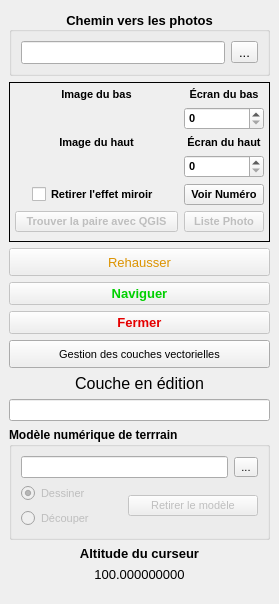
The window that src/ui-optionWindow.ui (Direction-des-inventaires-forestiers/StereoPhoto) describes before a commit, drawn with Qt 5.
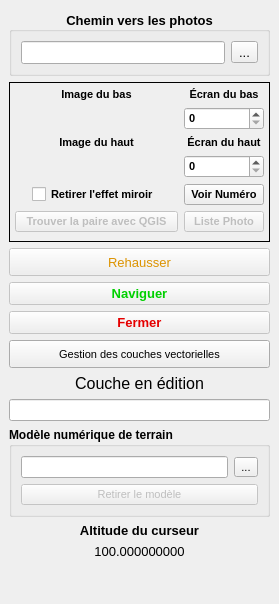
The same window after the commit.

Patch:
```diff
--- a/src/ui-optionWindow.ui
+++ b/src/ui-optionWindow.ui
@@ -411,7 +411,7 @@
        </font>
       </property>
       <property name="title">
-       <string>Modèle numérique de terrrain</string>
+       <string>Modèle numérique de terrain</string>
       </property>
       <layout class="QGridLayout" name="gridLayout_2">
        <item row="0" column="0" colspan="2">
@@ -445,27 +445,7 @@
          </property>
         </widget>
        </item>
-       <item row="1" column="0">
-        <widget class="QRadioButton" name="radioButtonDraw">
-         <property name="enabled">
-          <bool>false</bool>
-         </property>
-         <property name="font">
-          <font>
-           <pointsize>8</pointsize>
-           <weight>50</weight>
-           <bold>false</bold>
-          </font>
-         </property>
-         <property name="text">
-          <string>Dessiner</string>
-         </property>
-         <property name="checked">
-          <bool>true</bool>
-         </property>
-        </widget>
-       </item>
-       <item row="1" column="1" rowspan="2" colspan="2">
+       <item row="1" column="0" colspan="3">
         <widget class="QPushButton" name="pushButtonRemoveMNT">
          <property name="enabled">
           <bool>false</bool>
@@ -482,23 +462,6 @@
          </property>
         </widget>
        </item>
-       <item row="2" column="0">
-        <widget class="QRadioButton" name="radioButtonCut">
-         <property name="enabled">
-          <bool>false</bool>
-         </property>
-         <property name="font">
-          <font>
-           <pointsize>8</pointsize>
-           <weight>50</weight>
-           <bold>false</bold>
-          </font>
-         </property>
-         <property name="text">
-          <string>Découper</string>
-         </property>
-        </widget>
-       </item>
       </layout>
      </widget>
     </item>
```
Left out of the diff: 3 changed lines with no effect on the pictures.
